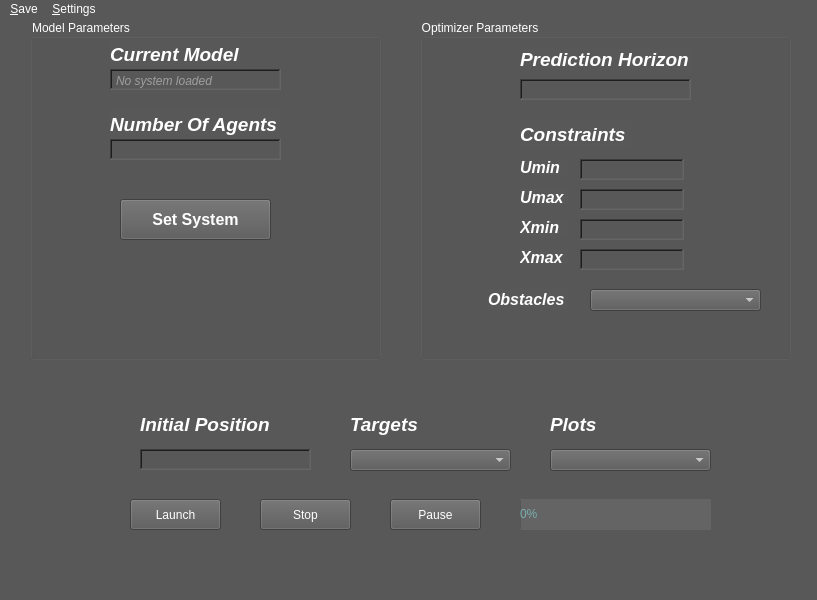
First picture: the form in Interface/MainWindow.ui, repository MounyaK/MPC_Interface, before the edit.
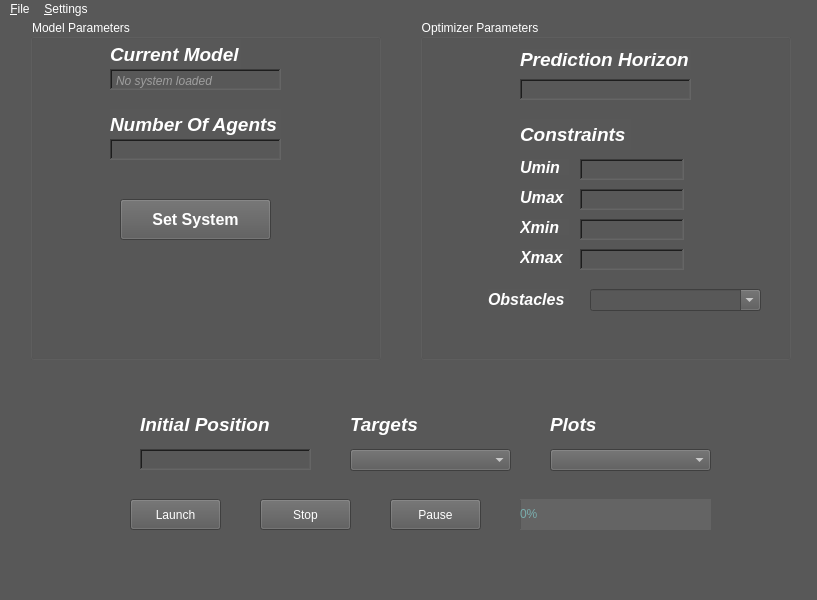
Second picture: the form after the edit. Icons and pictures are not drawn.

```diff
--- a/Interface/MainWindow.ui
+++ b/Interface/MainWindow.ui
@@ -517,6 +517,9 @@
        <height>22</height>
       </rect>
      </property>
+     <property name="editable">
+      <bool>true</bool>
+     </property>
     </widget>
     <widget class="QLabel" name="obstacles_label">
      <property name="geometry">
@@ -639,22 +642,37 @@
      <height>22</height>
     </rect>
    </property>
-   <widget class="QMenu" name="menu_Load">
+   <property name="styleSheet">
+    <string notr="true">selection-background-color: rgb(127, 172, 177);</string>
+   </property>
+   <widget class="QMenu" name="menuSettings">
+    <property name="layoutDirection">
+     <enum>Qt::LeftToRight</enum>
+    </property>
+    <property name="styleSheet">
+     <string notr="true"/>
+    </property>
     <property name="title">
      <string>&amp;Settings</string>
     </property>
     <addaction name="action_Simulation_Structure"/>
    </widget>
-   <widget class="QMenu" name="menu_Save">
+   <widget class="QMenu" name="menuFile">
+    <property name="acceptDrops">
+     <bool>false</bool>
+    </property>
+    <property name="styleSheet">
+     <string notr="true"/>
+    </property>
     <property name="title">
-     <string>&amp;Save</string>
+     <string>&amp;File</string>
     </property>
     <addaction name="action_simulation_data"/>
     <addaction name="actionoptimizer_structure"/>
     <addaction name="action_figures"/>
    </widget>
-   <addaction name="menu_Save"/>
-   <addaction name="menu_Load"/>
+   <addaction name="menuFile"/>
+   <addaction name="menuSettings"/>
   </widget>
   <widget class="QStatusBar" name="statusbar"/>
   <action name="action_Simulation_Structure">
```
Left out of the diff: 73 changed lines with no effect on the pictures.
